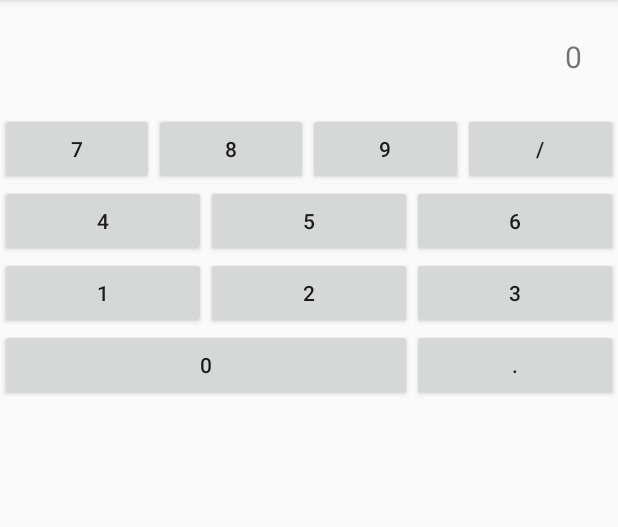
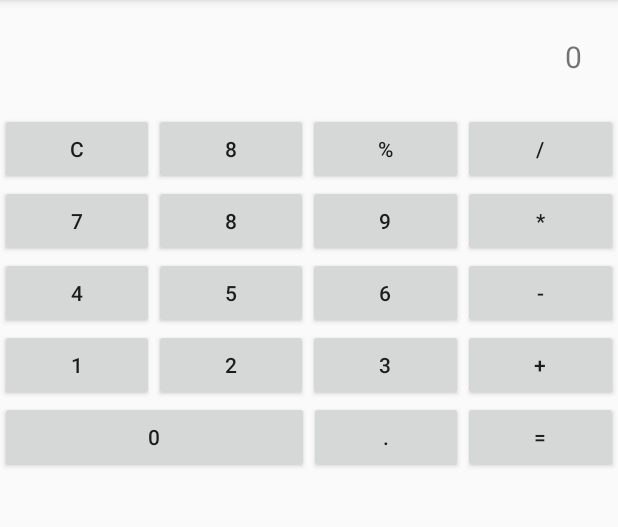
Before and after one commit to DementevSlava/Android-HW-3.1.2-Calculator, an Android app: the screen it shows after launch (MainActivity), on a phone screen of 412 x 824 dp, the part 84-611 px from its top. Run offline under Robolectric (Android 15) with nearby library versions, the phone set to English and light mode, and no system bars.

Commit message:
add button

```diff
--- a/app/src/main/res/layout/activity_main.xml
+++ b/app/src/main/res/layout/activity_main.xml
@@ -13,10 +13,39 @@
         android:textSize="20sp"
         android:gravity="end"
         android:padding="24dp" />
-
     <LinearLayout
         android:id="@+id/firstRowLayout"
         android:layout_below="@+id/result"
+        android:layout_width="match_parent"
+        android:layout_height="wrap_content">
+        <Button
+            android:id="@+id/clearBtn"
+            android:text="@string/clear"
+            android:layout_weight="1"
+            android:layout_width="0dp"
+            android:layout_height="wrap_content"/>
+        <Button
+            android:id="@+id/signBtn"
+            android:text="@string/eight"
+            android:layout_weight="1"
+            android:layout_width="0dp"
+            android:layout_height="wrap_content"/>
+        <Button
+            android:id="@+id/percentBtn"
+            android:text="@string/percent"
+            android:layout_weight="1"
+            android:layout_width="0dp"
+            android:layout_height="wrap_content"/>
+        <Button
+            android:id="@+id/divisionBtn"
+            android:text="@string/div"
+            android:layout_weight="1"
+            android:layout_width="0dp"
+            android:layout_height="wrap_content"/>
+    </LinearLayout>
+    <LinearLayout
+        android:id="@+id/secondRowLayout"
+        android:layout_below="@+id/firstRowLayout"
         android:layout_width="match_parent"
         android:layout_height="wrap_content">
         <Button
@@ -38,15 +67,15 @@
             android:layout_width="0dp"
             android:layout_height="wrap_content"/>
         <Button
-            android:id="@+id/divisionBtn"
-            android:text="@string/div"
+            android:id="@+id/multiplyBtn"
+            android:text="@string/multiply"
             android:layout_weight="1"
             android:layout_width="0dp"
             android:layout_height="wrap_content"/>
     </LinearLayout>
     <LinearLayout
-        android:id="@+id/secondRowLayout"
-        android:layout_below="@+id/firstRowLayout"
+        android:id="@+id/thirdRowLayout"
+        android:layout_below="@+id/secondRowLayout"
         android:layout_width="match_parent"
         android:layout_height="wrap_content">
         <Button
@@ -67,10 +96,16 @@
             android:layout_weight="1"
             android:layout_width="0dp"
             android:layout_height="wrap_content"/>
+        <Button
+            android:id="@+id/minusBtn"
+            android:text="@string/minus"
+            android:layout_weight="1"
+            android:layout_width="0dp"
+            android:layout_height="wrap_content"/>
     </LinearLayout>
     <LinearLayout
-        android:id="@+id/thirdRowLayout"
-        android:layout_below="@+id/secondRowLayout"
+        android:id="@+id/fourRowLayout"
+        android:layout_below="@+id/thirdRowLayout"
         android:layout_width="match_parent"
         android:layout_height="wrap_content">
         <Button
@@ -91,10 +126,15 @@
             android:layout_weight="1"
             android:layout_width="0dp"
             android:layout_height="wrap_content"/>
-
+        <Button
+            android:id="@+id/plusBtn"
+            android:text="@string/plus"
+            android:layout_weight="1"
+            android:layout_width="0dp"
+            android:layout_height="wrap_content"/>
     </LinearLayout>
     <LinearLayout
-        android:layout_below="@+id/thirdRowLayout"
+        android:layout_below="@+id/fourRowLayout"
         android:layout_width="match_parent"
         android:layout_height="wrap_content">
         <Button
@@ -109,7 +149,12 @@
             android:layout_weight="1"
             android:layout_width="0dp"
             android:layout_height="wrap_content"/>
-
+        <Button
+            android:id="@+id/equalBtn"
+            android:text="@string/equal"
+            android:layout_weight="1"
+            android:layout_width="0dp"
+            android:layout_height="wrap_content"/>
     </LinearLayout>
 
 </RelativeLayout>
--- a/app/src/main/res/values/strings.xml
+++ b/app/src/main/res/values/strings.xml
@@ -12,4 +12,10 @@
     <string name="three">3</string>
     <string name="point">.</string>
     <string name="div">/</string>
+    <string name="clear">C</string>
+    <string name="percent">%</string>
+    <string name="multiply">*</string>
+    <string name="minus">-</string>
+    <string name="plus">+</string>
+    <string name="equal">=</string>
 </resources>
```
